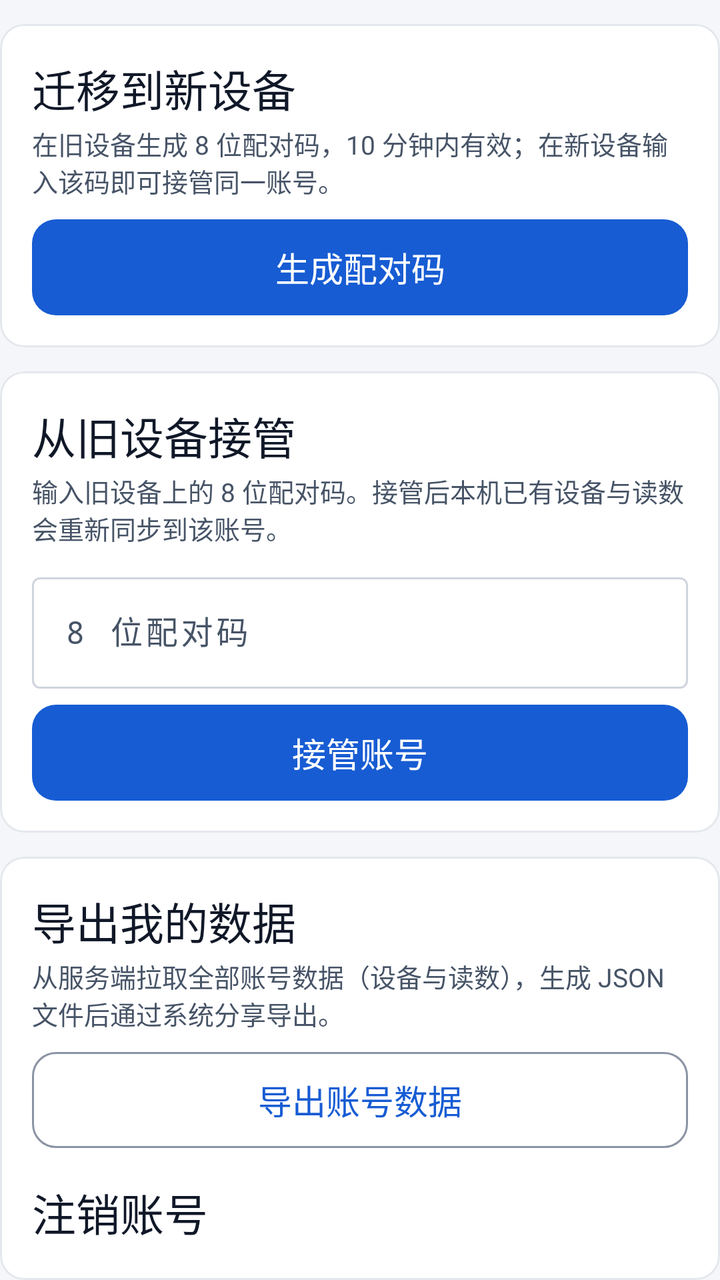
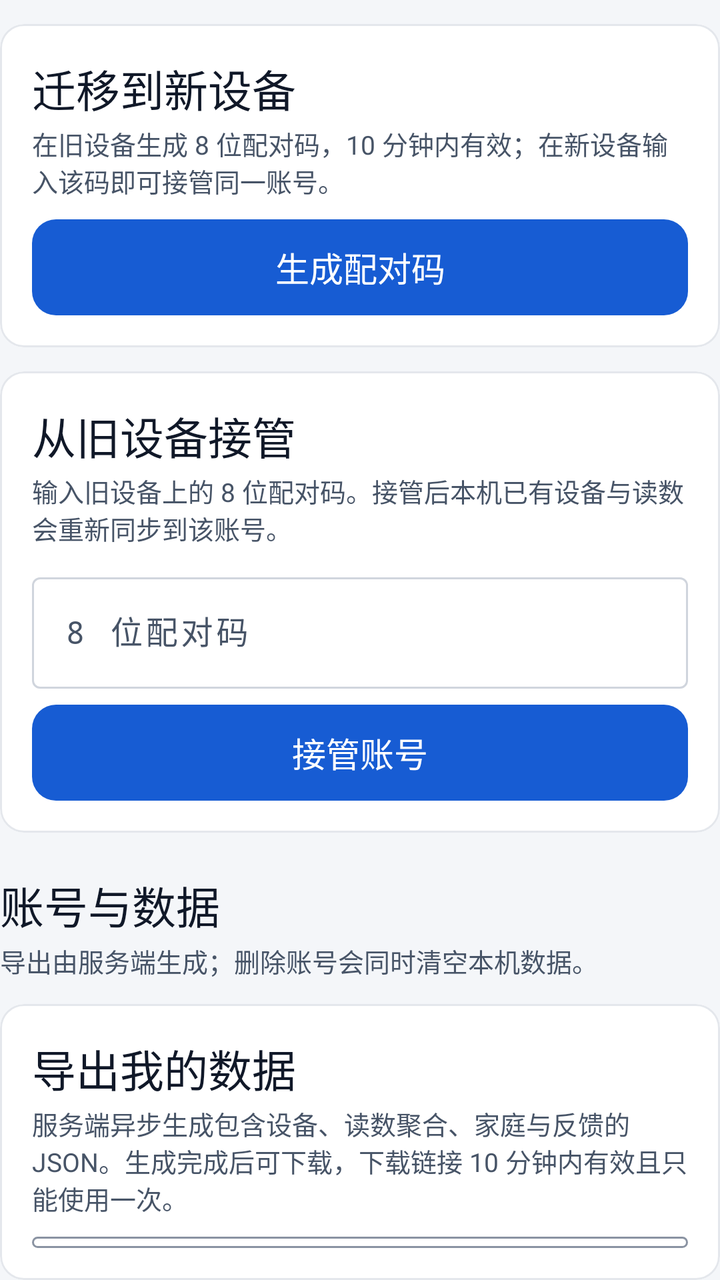

An Android layout rendered at two revisions. The XML below is the earlier revision; the diff shows what the commit changed to produce the second picture.
<!-- AndroidManifest.xml: application theme Theme.PKotlinApp -->
<!-- res/layout/fragment_profile_account.xml -->
<?xml version="1.0" encoding="utf-8"?>
<LinearLayout xmlns:android="http://schemas.android.com/apk/res/android"
    xmlns:app="http://schemas.android.com/apk/res-auto"
    android:layout_width="match_parent"
    android:layout_height="wrap_content"
    android:orientation="vertical">

    <com.google.android.material.card.MaterialCardView
    style="@style/Widget.App.Card"
        android:layout_width="match_parent"
        android:layout_height="wrap_content"
        android:layout_marginTop="12dp"
        app:cardCornerRadius="12dp"
        app:cardElevation="0dp">

        <LinearLayout
            android:layout_width="match_parent"
            android:layout_height="wrap_content"
            android:orientation="vertical"
            android:padding="16dp">

            <TextView
                android:layout_width="match_parent"
                android:layout_height="wrap_content"
                android:text="@string/account_migration_title"
                android:textAppearance="@style/TextAppearance.App.Headline" />

            <TextView
                android:layout_width="match_parent"
                android:layout_height="wrap_content"
                android:layout_marginTop="2dp"
                android:text="@string/account_migration_desc"
                android:textAppearance="@style/TextAppearance.App.Caption"
                android:textColor="@color/text_secondary" />

            <TextView
                android:id="@+id/pairingCodeText"
                android:layout_width="match_parent"
                android:layout_height="wrap_content"
                android:layout_marginTop="12dp"
                android:fontFamily="monospace"
                android:gravity="center"
                android:letterSpacing="0.2"
                android:textAppearance="@style/TextAppearance.App.Headline"
                android:visibility="gone" />

            <TextView
                android:id="@+id/pairingCountdown"
                android:layout_width="match_parent"
                android:layout_height="wrap_content"
                android:layout_marginTop="4dp"
                android:gravity="center"
                android:textAppearance="@style/TextAppearance.App.Caption"
                android:textColor="@color/text_secondary"
                android:visibility="gone" />

            <com.google.android.material.button.MaterialButton
                android:id="@+id/pairingGenerateButton"
                android:layout_width="match_parent"
                android:layout_height="wrap_content"
                android:layout_marginTop="10dp"
                android:text="@string/account_pairing_generate" />

            <LinearLayout
                android:id="@+id/pairingActionsRow"
                android:layout_width="match_parent"
                android:layout_height="wrap_content"
                android:layout_marginTop="8dp"
                android:orientation="horizontal"
                android:visibility="gone">

                <com.google.android.material.button.MaterialButton
                    android:id="@+id/pairingCopyButton"
                    style="?attr/materialButtonOutlinedStyle"
                    android:layout_width="0dp"
                    android:layout_height="wrap_content"
                    android:layout_marginEnd="8dp"
                    android:layout_weight="1"
                    android:text="@string/account_pairing_copy" />

                <com.google.android.material.button.MaterialButton
                    android:id="@+id/pairingRegenerateButton"
                    style="?attr/materialButtonOutlinedStyle"
                    android:layout_width="0dp"
                    android:layout_height="wrap_content"
                    android:layout_weight="1"
                    android:text="@string/account_pairing_regenerate" />
            </LinearLayout>

            <TextView
                android:id="@+id/pairingErrorText"
                android:layout_width="match_parent"
                android:layout_height="wrap_content"
                android:layout_marginTop="8dp"
                android:textAppearance="@style/TextAppearance.App.Caption"
                android:textColor="?attr/colorError"
                android:visibility="gone" />

        </LinearLayout>

    </com.google.android.material.card.MaterialCardView>

    <com.google.android.material.card.MaterialCardView
    style="@style/Widget.App.Card"
        android:layout_width="match_parent"
        android:layout_height="wrap_content"
        android:layout_marginTop="12dp"
        app:cardCornerRadius="12dp"
        app:cardElevation="0dp">

        <LinearLayout
            android:layout_width="match_parent"
            android:layout_height="wrap_content"
            android:orientation="vertical"
            android:padding="16dp">

            <TextView
                android:layout_width="match_parent"
                android:layout_height="wrap_content"
                android:text="@string/account_claim_title"
                android:textAppearance="@style/TextAppearance.App.Headline" />

            <TextView
                android:layout_width="match_parent"
                android:layout_height="wrap_content"
                android:layout_marginTop="2dp"
                android:text="@string/account_claim_desc"
                android:textAppearance="@style/TextAppearance.App.Caption"
                android:textColor="@color/text_secondary" />

            <com.google.android.material.textfield.TextInputLayout
                android:id="@+id/claimCodeLayout"
                style="@style/Widget.Material3.TextInputLayout.OutlinedBox"
                android:layout_width="match_parent"
                android:layout_height="wrap_content"
                android:layout_marginTop="10dp"
                android:hint="@string/account_claim_hint">

                <com.google.android.material.textfield.TextInputEditText
                    android:id="@+id/claimCodeInput"
                    android:layout_width="match_parent"
                    android:layout_height="wrap_content"
                    android:fontFamily="monospace"
                    android:imeOptions="actionDone"
                    android:inputType="textCapCharacters|textNoSuggestions"
                    android:letterSpacing="0.1"
                    android:maxLength="8" />
            </com.google.android.material.textfield.TextInputLayout>

            <com.google.android.material.button.MaterialButton
                android:id="@+id/claimButton"
                android:layout_width="match_parent"
                android:layout_height="wrap_content"
                android:layout_marginTop="8dp"
                android:text="@string/account_claim_button" />

        </LinearLayout>

    </com.google.android.material.card.MaterialCardView>

    <com.google.android.material.card.MaterialCardView
    style="@style/Widget.App.Card"
        android:layout_width="match_parent"
        android:layout_height="wrap_content"
        android:layout_marginTop="12dp"
        app:cardCornerRadius="12dp"
        app:cardElevation="0dp">

        <LinearLayout
            android:layout_width="match_parent"
            android:layout_height="wrap_content"
            android:orientation="vertical"
            android:padding="16dp">

            <TextView
                android:layout_width="match_parent"
                android:layout_height="wrap_content"
                android:text="@string/account_export_title"
                android:textAppearance="@style/TextAppearance.App.Headline" />

            <TextView
                android:layout_width="match_parent"
                android:layout_height="wrap_content"
                android:layout_marginTop="2dp"
                android:text="@string/account_export_desc"
                android:textAppearance="@style/TextAppearance.App.Caption"
                android:textColor="@color/text_secondary" />

            <com.google.android.material.button.MaterialButton
                android:id="@+id/exportAccountButton"
                style="?attr/materialButtonOutlinedStyle"
                android:layout_width="match_parent"
                android:layout_height="wrap_content"
                android:layout_marginTop="10dp"
                android:text="@string/account_export_button" />

            <TextView
                android:id="@+id/exportAccountStatus"
                android:layout_width="match_parent"
                android:layout_height="wrap_content"
                android:layout_marginTop="8dp"
                android:textAppearance="@style/TextAppearance.App.Caption"
                android:visibility="gone" />

            <com.google.android.material.button.MaterialButton
                android:id="@+id/exportShareButton"
                android:layout_width="match_parent"
                android:layout_height="wrap_content"
                android:layout_marginTop="8dp"
                android:text="@string/account_export_share"
                android:visibility="gone" />

            <TextView
                android:layout_width="match_parent"
                android:layout_height="wrap_content"
                android:layout_marginTop="16dp"
                android:text="@string/account_delete_title"
                android:textAppearance="@style/TextAppearance.App.Headline" />

            <TextView
                android:layout_width="match_parent"
                android:layout_height="wrap_content"
                android:layout_marginTop="2dp"
                android:text="@string/account_delete_desc"
                android:textAppearance="@style/TextAppearance.App.Caption"
                android:textColor="@color/text_secondary" />

            <com.google.android.material.button.MaterialButton
                android:id="@+id/deleteAccountButton"
                style="?attr/materialButtonOutlinedStyle"
                android:layout_width="match_parent"
                android:layout_height="wrap_content"
                android:layout_marginTop="10dp"
                android:text="@string/account_delete_button"
                android:textColor="?attr/colorError" />

        </LinearLayout>

    </com.google.android.material.card.MaterialCardView>

</LinearLayout>
<!-- resources referenced by this layout -->
<resources>
  <color name="text_secondary">#475467</color>
  <string name="account_claim_button">接管账号</string>
  <string name="account_claim_desc">输入旧设备上的 8 位配对码。接管后本机已有设备与读数会重新同步到该账号。</string>
  <string name="account_claim_hint">8 位配对码</string>
  <string name="account_claim_title">从旧设备接管</string>
  <string name="account_delete_button">注销账号</string>
  <string name="account_delete_desc">永久删除服务端账号及全部设备与读数，并清空本机数据。</string>
  <string name="account_delete_title">注销账号</string>
  <string name="account_export_button">导出账号数据</string>
  <string name="account_export_desc">从服务端拉取全部账号数据（设备与读数），生成 JSON 文件后通过系统分享导出。</string>
  <string name="account_export_share">分享文件</string>
  <string name="account_export_title">导出我的数据</string>
  <string name="account_migration_desc">在旧设备生成 8 位配对码，10 分钟内有效；在新设备输入该码即可接管同一账号。</string>
  <string name="account_migration_title">迁移到新设备</string>
  <string name="account_pairing_copy">复制</string>
  <string name="account_pairing_generate">生成配对码</string>
  <string name="account_pairing_regenerate">重新生成</string>
  <style name="TextAppearance.App.Caption" parent="@android:style/TextAppearance">
          <item name="android:textSize">13sp</item>
          <item name="android:textColor">@color/text_secondary</item>
          <item name="android:fontFamily">sans-serif</item>
          <item name="android:lineSpacingExtra">5dp</item>
          <item name="android:lineSpacingMultiplier">1.0</item>
      </style>
  <style name="TextAppearance.App.Headline" parent="@android:style/TextAppearance">
          <item name="android:textSize">22sp</item>
          <item name="android:textColor">@color/text_primary</item>
          <item name="android:fontFamily">sans-serif-medium</item>
          <item name="android:lineSpacingExtra">6dp</item>
          <item name="android:lineSpacingMultiplier">1.0</item>
      </style>
  <style name="Widget.App.Card" parent="Widget.Material3.CardView.Outlined">
          <item name="cardBackgroundColor">@color/surface</item>
          <item name="strokeColor">@color/divider</item>
          <item name="strokeWidth">@dimen/stroke_1</item>
          <item name="cardCornerRadius">@dimen/radius_12</item>
          <item name="cardElevation">@dimen/elevation_0</item>
          <item name="android:stateListAnimator">@null</item>
          <item name="rippleColor">@color/overlay_pressed</item>
      </style>
  <color name="text_primary">#101828</color>
  <color name="surface">#FFFFFF</color>
  <color name="divider">#E4E7EC</color>
  <dimen name="stroke_1">1dp</dimen>
  <dimen name="radius_12">12dp</dimen>
  <dimen name="elevation_0">0dp</dimen>
  <color name="overlay_pressed">#0F101828</color>
  <color name="canvas">#F4F6F9</color>
  <color name="primary">#175CD3</color>
  <color name="on_primary">#FFFFFF</color>
  <color name="chart_band">#E8EFFB</color>
  <color name="primary_text">#175CD3</color>
  <color name="surface_sunken">#EEF1F5</color>
  <color name="border">#D0D5DD</color>
  <color name="danger">#B42318</color>
  <color name="danger_bg">#FEF3F2</color>
  <color name="text_tertiary">#5F6A7D</color>
  <dimen name="button_h">48dp</dimen>
  <style name="TextAppearance.App.Button" parent="@style/TextAppearance.App.Body">
          <item name="android:fontFamily">sans-serif-medium</item>
          <item name="android:lineSpacingExtra">0dp</item>
      </style>
  <color name="border_strong">#8A93A2</color>
  <dimen name="chip_h">32dp</dimen>
  <dimen name="radius_pill">999dp</dimen>
  <style name="TextAppearance.App.Body" parent="@android:style/TextAppearance">
          <item name="android:textSize">17sp</item>
          <item name="android:textColor">@color/text_primary</item>
          <item name="android:fontFamily">sans-serif</item>
          <item name="android:lineSpacingExtra">7dp</item>
          <item name="android:lineSpacingMultiplier">1.0</item>
      </style>
  <!-- unchanged entries left out for length: 4 -->
</resources>

<!-- the commit's change to res/layout/fragment_profile_account.xml (unified diff, before → after) -->
@@ -158,6 +158,21 @@
 
     </com.google.android.material.card.MaterialCardView>
 
+    <TextView
+        android:layout_width="match_parent"
+        android:layout_height="wrap_content"
+        android:layout_marginTop="20dp"
+        android:text="@string/account_section_title"
+        android:textAppearance="@style/TextAppearance.App.Headline" />
+
+    <TextView
+        android:layout_width="match_parent"
+        android:layout_height="wrap_content"
+        android:layout_marginTop="2dp"
+        android:text="@string/account_section_desc"
+        android:textAppearance="@style/TextAppearance.App.Caption"
+        android:textColor="@color/text_secondary" />
+
     <com.google.android.material.card.MaterialCardView
     style="@style/Widget.App.Card"
         android:layout_width="match_parent"
<!-- resource entries referenced after the edit -->
@@ -9,7 +9,7 @@
   <string name="account_delete_desc">永久删除服务端账号及全部设备与读数，并清空本机数据。</string>
   <string name="account_delete_title">注销账号</string>
   <string name="account_export_button">导出账号数据</string>
-  <string name="account_export_desc">从服务端拉取全部账号数据（设备与读数），生成 JSON 文件后通过系统分享导出。</string>
+  <string name="account_export_desc">服务端异步生成包含设备、读数聚合、家庭与反馈的 JSON。生成完成后可下载，下载链接 10 分钟内有效且只能使用一次。</string>
   <string name="account_export_share">分享文件</string>
   <string name="account_export_title">导出我的数据</string>
   <string name="account_migration_desc">在旧设备生成 8 位配对码，10 分钟内有效；在新设备输入该码即可接管同一账号。</string>
@@ -17,6 +17,8 @@
   <string name="account_pairing_copy">复制</string>
   <string name="account_pairing_generate">生成配对码</string>
   <string name="account_pairing_regenerate">重新生成</string>
+  <string name="account_section_desc">导出由服务端生成；删除账号会同时清空本机数据。</string>
+  <string name="account_section_title">账号与数据</string>
   <style name="TextAppearance.App.Caption" parent="@android:style/TextAppearance">
           <item name="android:textSize">13sp</item>
           <item name="android:textColor">@color/text_secondary</item>
